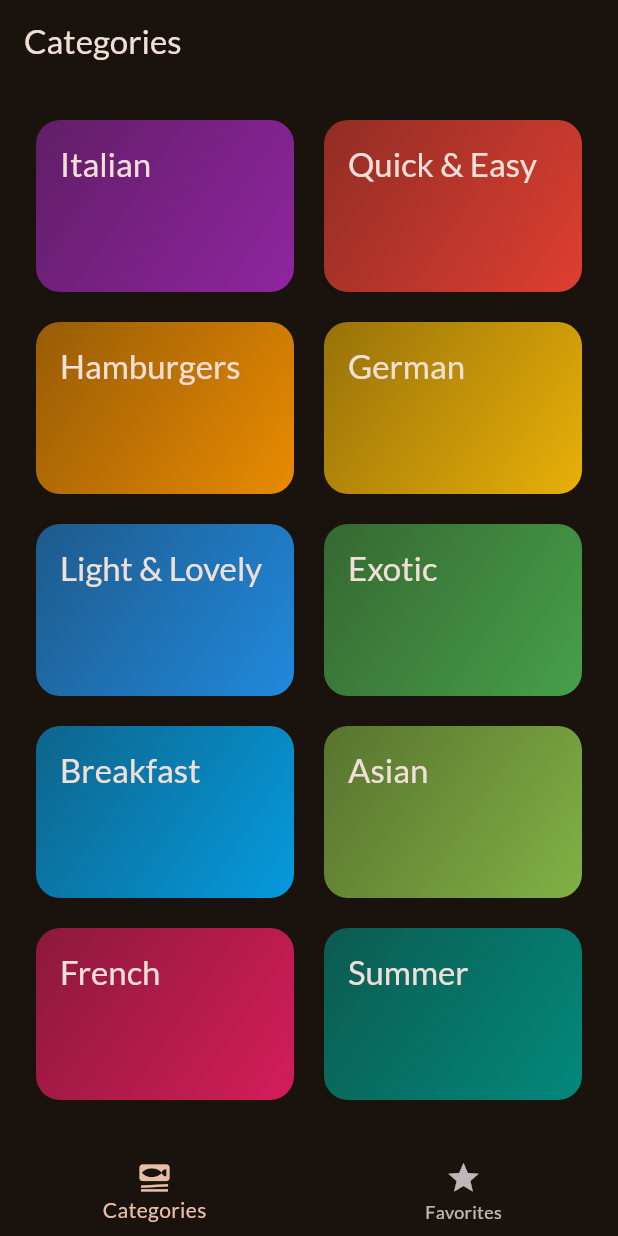
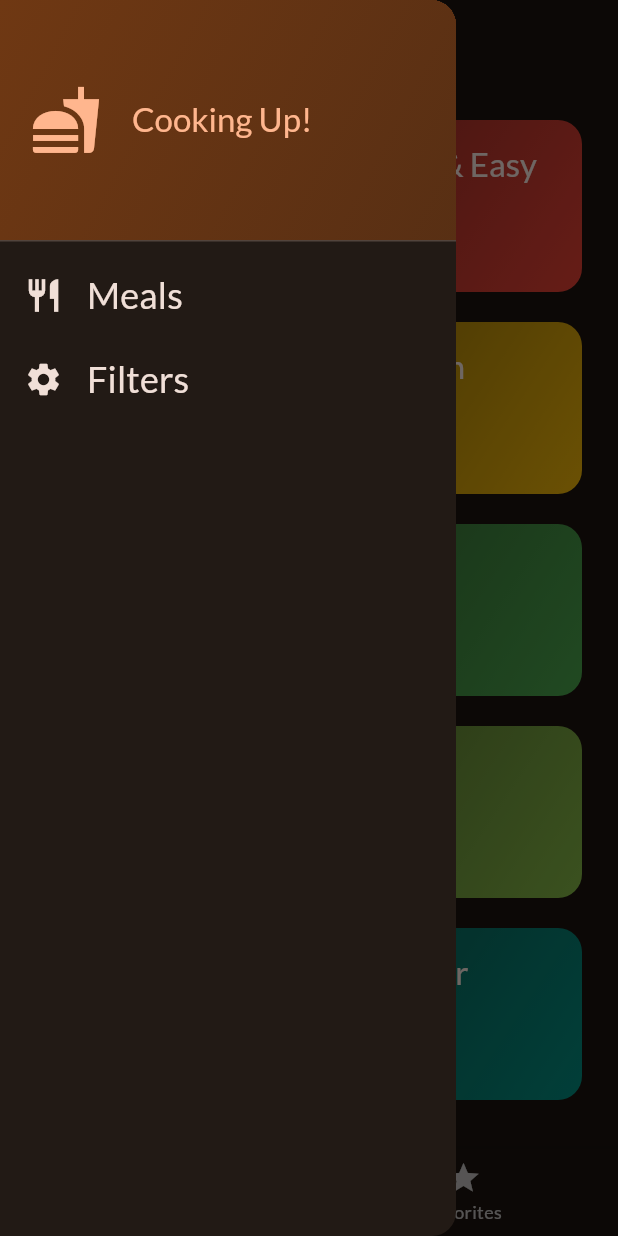
Before and after one commit to Ma7moud-BA/meals_app, a Flutter app: the screen it shows after launch, with the side drawer open (before the commit the screen has no drawer), on a phone screen of 412 x 824 dp. Run offline on Flutter 3.47's test engine with Material 3 defaults, Android fonts, the phone set to English and light mode, and no system bars; our stand-ins replace google_fonts, transparent_image.

Commit message:
Filters screen and Drawers

```diff
--- a/lib/screens/tabs.dart
+++ b/lib/screens/tabs.dart
@@ -1,7 +1,10 @@
 import 'package:flutter/material.dart';
+import 'package:meals_app/date/dummy_date.dart';
 import 'package:meals_app/models/meal.dart';
 import 'package:meals_app/screens/categories.dart';
+import 'package:meals_app/screens/filters.dart';
 import 'package:meals_app/screens/meals.dart';
+import 'package:meals_app/widgets/main_drawer.dart';
 
 class TabsScreen extends StatefulWidget {
   const TabsScreen({super.key});
@@ -48,6 +51,22 @@ class _TabsScreenState extends State<TabsScreen> {
     });
   }
 
+  void _setScreen(String identifier) {
+    // since the meals screen is the default screen in the tabs screen we can just close the Drawer and that should lead us to the meal screen
+
+    Navigator.of(context).pop();
+    if (identifier == "filters") {
+      // close the Drawer the navigate t o the filters screen
+
+      // using pushReplacement instead of push will result in the FiltersScreen not having the back arrow button
+      Navigator.of(context).push(
+        MaterialPageRoute(
+          builder: (ctx) => const FiltersScreen(),
+        ),
+      );
+    }
+  }
+
   @override
   Widget build(BuildContext context) {
     Widget activePage = CategoriesScreen(
@@ -66,6 +85,9 @@ class _TabsScreenState extends State<TabsScreen> {
       appBar: AppBar(
         title: Text(activePageTitle),
       ),
+      drawer: MainDrawer(
+        onSelectScreen: _setScreen,
+      ),
       body: activePage,
       bottomNavigationBar: BottomNavigationBar(
         onTap: _selectPage,
--- /dev/null
+++ b/lib/widgets/main_drawer.dart
@@ -0,0 +1,82 @@
+import 'package:flutter/material.dart';
+
+class MainDrawer extends StatelessWidget {
+  const MainDrawer({super.key, required this.onSelectScreen});
+
+  final void Function(String identifier) onSelectScreen;
+
+  @override
+  Widget build(BuildContext context) {
+    return Drawer(
+      child: Column(
+        children: [
+          DrawerHeader(
+            padding: const EdgeInsets.all(20),
+            decoration: BoxDecoration(
+              gradient: LinearGradient(
+                begin: Alignment.topLeft,
+                end: Alignment.bottomRight,
+                colors: [
+                  Theme.of(context).colorScheme.primaryContainer,
+                  Theme.of(context)
+                      .colorScheme
+                      .primaryContainer
+                      .withOpacity(.7),
+                ],
+              ),
+            ),
+            child: Row(
+              children: [
+                Icon(
+                  Icons.fastfood,
+                  size: 48,
+                  color: Theme.of(context).colorScheme.primary,
+                ),
+                SizedBox(
+                  width: 20,
+                ),
+                Text(
+                  "Cooking Up!",
+                  style: Theme.of(context)
+                      .textTheme
+                      .titleLarge!
+                      .copyWith(color: Theme.of(context).colorScheme.primary),
+                )
+              ],
+            ),
+          ),
+          ListTile(
+            leading: Icon(
+              Icons.restaurant,
+              size: 26,
+              color: Theme.of(context).colorScheme.onSurface,
+            ),
+            title: Text(
+              'Meals',
+              style: Theme.of(context).textTheme.titleSmall!.copyWith(
+                  color: Theme.of(context).colorScheme.onSurface, fontSize: 24),
+            ),
+            onTap: () {
+              onSelectScreen('meals');
+            },
+          ),
+          ListTile(
+            leading: Icon(
+              Icons.settings,
+              size: 26,
+              color: Theme.of(context).colorScheme.onSurface,
+            ),
+            title: Text(
+              'Filters',
+              style: Theme.of(context).textTheme.titleSmall!.copyWith(
+                  color: Theme.of(context).colorScheme.onSurface, fontSize: 24),
+            ),
+            onTap: () {
+              onSelectScreen('filters');
+            },
+          )
+        ],
+      ),
+    );
+  }
+}
```
Also changed, not shown: lib/screens/filters.dart (added, +123 -0 lines).
